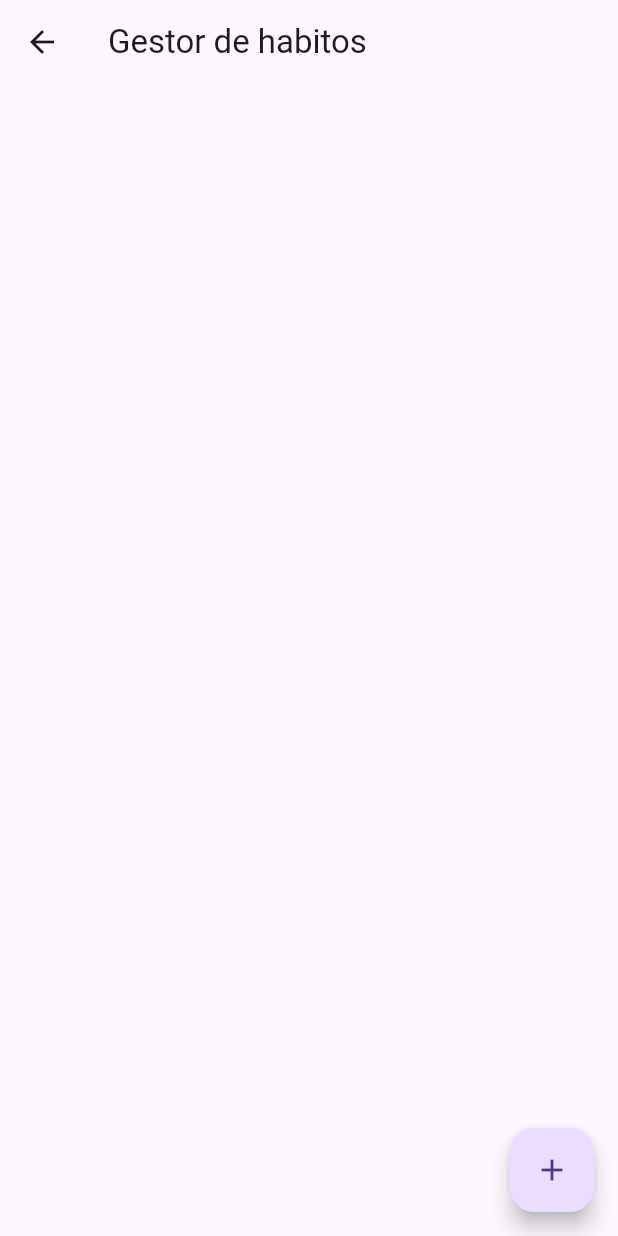
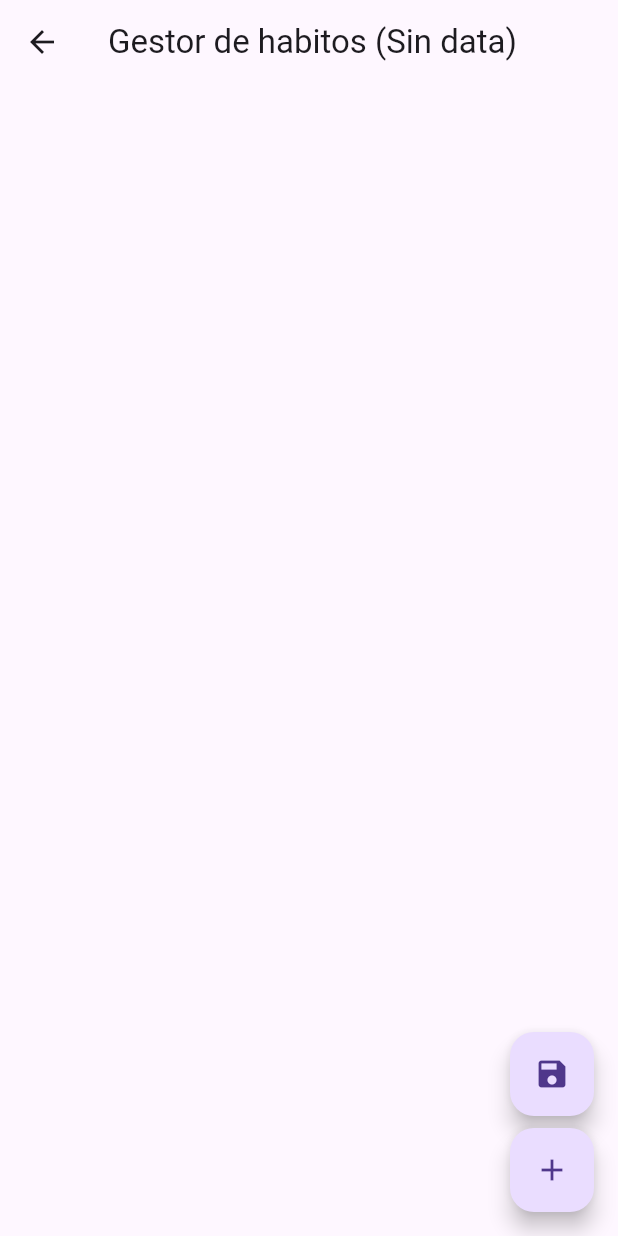
Before and after one commit to Franciscoreach/Curso-Flutter, a Flutter app: the screen it shows after launch, after a tap on "Gestor de Habitos", on a phone screen of 412 x 824 dp. Run offline on Flutter 3.47's test engine with Material 3 defaults, Android fonts, the phone set to English and light mode, and no system bars; our stand-ins replace shared_preferences.

Commit message:
Widgets de Datos

```diff
--- a/lib/gestor-habitos/home-hab.dart
+++ b/lib/gestor-habitos/home-hab.dart
@@ -1,5 +1,8 @@
+import 'dart:developer';
+
 import 'package:flutter/material.dart';
 import 'package:mi_primera_app/gestor-habitos/new__habit.dart';
+import 'package:shared_preferences/shared_preferences.dart';
 
 class HomeHabitosPage extends StatefulWidget {
 
@@ -8,14 +11,38 @@ class HomeHabitosPage extends StatefulWidget {
   @override
   State<HomeHabitosPage> createState() => _HomeHabitosPageState();
 }
-  //Escritura de datos
-  //Lectura de datos
-  // initState --> Leer si tenemos informacion almacenada
-
 
 
 class _HomeHabitosPageState extends State<HomeHabitosPage> {
   final List<Habit> habits = [];
+  late final SharedPreferences prefs;
+  String? action;
+
+  //Escritura de datos
+  //Lectura de datos
+  // initState --> Leer si tenemos informacion almacenada
+  @override
+  void initState(){
+    super.initState();
+    initShared();
+  }
+
+  initShared() async {
+    prefs = await SharedPreferences.getInstance();
+    getData();
+  }
+
+  saveData() async {
+    await prefs.setString('test', 'Test 1');
+    getData();
+  }
+
+  getData(){
+    setState(() {
+      action = prefs.getString('test') ?? "Sin data";
+    });
+    log(action!);
+  }
 
   void _addHabit(String name, String desc) {
     setState(() {
@@ -33,7 +60,7 @@ class _HomeHabitosPageState extends State<HomeHabitosPage> {
   Widget build(BuildContext context) {
     return Scaffold(
       appBar: AppBar(
-        title: const Text("Gestor de habitos"),
+        title: Text("Gestor de habitos ($action)"),
       ),
       body: ListView.builder(
         itemCount: habits.length,
@@ -57,7 +84,19 @@ class _HomeHabitosPageState extends State<HomeHabitosPage> {
           );
         },
       ),
-      floatingActionButton: FloatingActionButton(
+      floatingActionButton: Column(
+        mainAxisAlignment: MainAxisAlignment.end,
+        children: [
+          FloatingActionButton(
+          heroTag: "floating-1",
+          onPressed: () {
+            saveData();
+          },
+          child: const Icon(Icons.save),
+          ),
+          const SizedBox(height: 8),
+          FloatingActionButton(
+              heroTag: "floating.2",
               onPressed: () {
               Navigator.push(
                 context,
@@ -69,6 +108,8 @@ class _HomeHabitosPageState extends State<HomeHabitosPage> {
               );
             },
             child: const Icon(Icons.add),
+          ),
+        ],
       ),
     );
   }
--- a/lib/menu.dart
+++ b/lib/menu.dart
@@ -1,4 +1,6 @@
 import 'package:flutter/material.dart';
+import 'package:mi_primera_app/entradas_de_datos/in_datos.dart';
+import 'package:mi_primera_app/galeria_imagenes/galeria_imagenes.dart';
 import 'package:mi_primera_app/gestor-habitos/home-hab.dart';
 
 class Menu extends StatelessWidget {
@@ -16,16 +18,36 @@ class Menu extends StatelessWidget {
             Navigator.push(
               context,
               MaterialPageRoute(
-                  builder: (context) => HomeHabitosPage(),
+                  builder: (context) => const HomeHabitosPage(),
             ),
           );
         },
           child: const Text("Gestor de Habitos")
         ),
-        ElevatedButton(onPressed: (){},
-          child: const Text("Galeria de Imagenes")
+        ElevatedButton(
+          onPressed: (){
+            Navigator.push(
+              context,
+              MaterialPageRoute(
+                  builder: (context) => const InDatos(),
+            ),
+          );
+        },
+          child: const Text("Widgets de entrada de datos")
         ),
-        ElevatedButton(onPressed: (){},
+        ElevatedButton(
+          onPressed: (){
+            Navigator.push(
+              context,
+              MaterialPageRoute(
+                  builder: (context) => const GaleriaImagenes(),
+            ),
+          );
+        },
+          child: const Text("Galeria de imagenes")
+        ),
+        ElevatedButton(
+          onPressed: (){},
           child: const Text("Reproductor de Audio")
         ),
         ElevatedButton(onPressed: (){},
```
Also changed, not shown: lib/entradas_de_datos/in_datos.dart (added, +94 -0 lines), lib/entradas_de_datos/widgets/my_checkbox.dart (added, +21 -0 lines), lib/galeria_imagenes/galeria_imagenes.dart (added, +32 -0 lines). Lines whose indentation alone changed are shown as unchanged.
